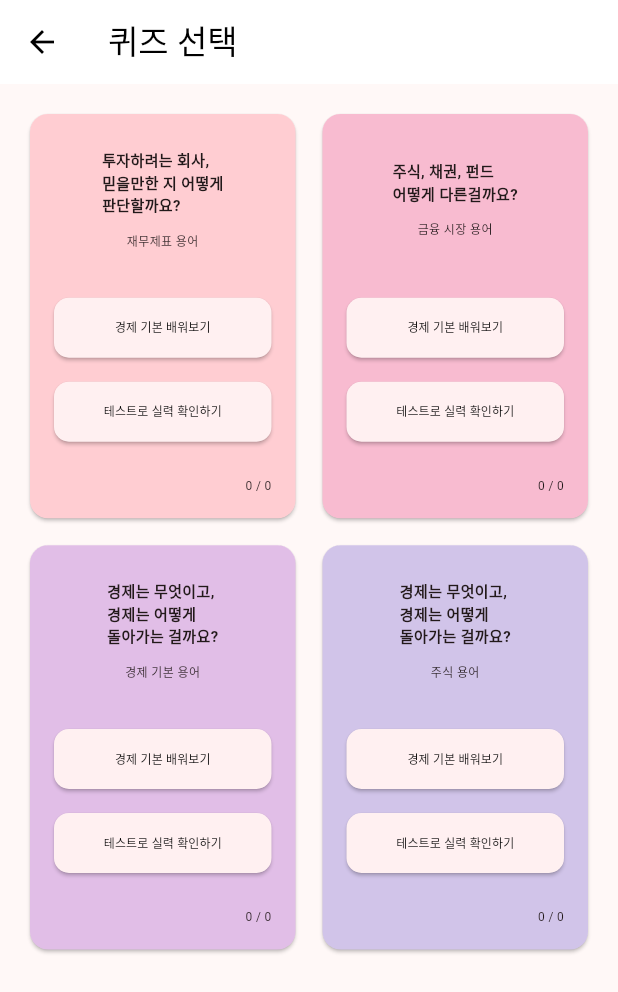
After one commit to E2I-MOTU/MOTU, a Flutter app: the HomePage screen opened directly, in the side drawer, after a tap on "퀴즈", on a phone screen of 412 x 824 dp. The commit adds this screen. Shown: the top 992 px of the screen. Run offline on Flutter 3.47's test engine with Material 3 defaults, Android fonts, the phone set to English and light mode, and no system bars; our stand-ins replace cloud_firestore, firebase_core; accounts and stored records are empty.

Commit message:
[Feat] #2 퀴즈 기능 구현

```diff
--- a/lib/view/app.dart
+++ b/lib/view/app.dart
@@ -1,4 +1,5 @@
 import 'package:flutter/material.dart';
+import 'quiz.dart';
 
 class HomePage extends StatelessWidget {
   @override
@@ -30,6 +31,16 @@ class HomePage extends StatelessWidget {
               },
             ),
             ListTile(
+              leading: Icon(Icons.quiz),
+              title: Text('퀴즈'),
+              onTap: () {
+                Navigator.push(
+                  context,
+                  MaterialPageRoute(builder: (context) => QuizSelectionScreen()),
+                );
+              },
+            ),
+            ListTile(
               leading: Icon(Icons.settings),
               title: Text('설정'),
               onTap: () {
--- /dev/null
+++ b/lib/view/quiz.dart
@@ -0,0 +1,159 @@
+import 'package:flutter/material.dart';
+import 'package:cloud_firestore/cloud_firestore.dart';
+import 'quizScreen.dart';
+import 'testSkillScreen.dart';
+
+class QuizSelectionScreen extends StatelessWidget {
+  final List<Map<String, String>> quizCollections = [
+    {'id': 'stock_market_terms_quiz', 'title': '투자하려는 회사,\n믿을만한 지 어떻게\n판단할까요?', 'subtitle': '재무제표 용어'},
+    {'id': 'financial_market_terms_quiz', 'title': '주식, 채권, 펀드\n어떻게 다른걸까요?', 'subtitle': '금융 시장 용어'},
+    {'id': 'quiz_question', 'title': '경제는 무엇이고,\n경제는 어떻게\n돌아가는 걸까요?', 'subtitle': '경제 기본 용어'},
+    {'id': 'economics_terms_quiz', 'title': '경제는 무엇이고,\n경제는 어떻게\n돌아가는 걸까요?', 'subtitle': '주식 용어'},
+  ];
+
+  Future<Map<String, dynamic>> getProgress(String collectionName) async {
+    final FirebaseFirestore _firestore = FirebaseFirestore.instance;
+    final totalQuestions = (await _firestore.collection(collectionName).get()).docs.length;
+    final completedQuestions = (await _firestore.collection('user_progress').doc(collectionName).get()).data()?['completed'] ?? 0;
+    return {
+      'total': totalQuestions,
+      'completed': completedQuestions,
+    };
+  }
+
+  @override
+  Widget build(BuildContext context) {
+    return Scaffold(
+      appBar: AppBar(
+        backgroundColor: Colors.white,
+        title: Text(
+          '퀴즈 선택',
+          style: TextStyle(color: Colors.black),
+        ),
+        iconTheme: IconThemeData(color: Colors.black),
+      ),
+      body: Center(
+        child: Padding(
+          padding: const EdgeInsets.all(16.0),
+          child: GridView.builder(
+            gridDelegate: SliverGridDelegateWithFixedCrossAxisCount(
+              crossAxisCount: 2,
+              mainAxisSpacing: 10.0,
+              crossAxisSpacing: 10.0,
+              childAspectRatio: 2 / 3,
+            ),
+            itemCount: quizCollections.length,
+            itemBuilder: (context, index) {
+              final quiz = quizCollections[index];
+              return FutureBuilder(
+                future: getProgress(quiz['id']!),
+                builder: (context, snapshot) {
+                  if (snapshot.connectionState == ConnectionState.waiting) {
+                    return Center(child: CircularProgressIndicator());
+                  }
+
+                  final progress = snapshot.data as Map<String, dynamic>? ?? {'total': 0, 'completed': 0};
+
+                  return Card(
+                    color: Colors.primaries[index % Colors.primaries.length][100],
+                    child: Column(
+                      children: [
+                        Expanded(
+                          child: Padding(
+                            padding: const EdgeInsets.all(16.0),
+                            child: Column(
+                              mainAxisAlignment: MainAxisAlignment.center,
+                              children: [
+                                Text(
+                                  quiz['title']!,
+                                  style: TextStyle(fontSize: 10, fontWeight: FontWeight.bold),
+                                  textAlign: TextAlign.left,
+                                ),
+                                SizedBox(height: 10),
+                                Text(
+                                  quiz['subtitle']!,
+                                  style: TextStyle(fontSize: 8, fontWeight: FontWeight.normal),
+                                  textAlign: TextAlign.center,
+                                ),
+                              ],
+                            ),
+                          ),
+                        ),
+                        Padding(
+                          padding: const EdgeInsets.symmetric(horizontal: 16.0, vertical: 4.0),
+                          child: SizedBox(
+                            width: double.infinity,
+                            child: ElevatedButton(
+                              onPressed: () {
+                                Navigator.push(
+                                  context,
+                                  MaterialPageRoute(
+                                    builder: (context) => QuizScreen(collectionName: quiz['id']!),
+                                  ),
+                                );
+                              },
+                              style: ElevatedButton.styleFrom(
+                                shape: RoundedRectangleBorder(
+                                  borderRadius: BorderRadius.circular(10),
+                                ),
+                              ),
+                              child: Text(
+                                '경제 기본 배워보기',
+                                style: TextStyle(
+                                  color: Colors.black,
+                                  fontSize: 8,
+                                ),
+                              ),
+                            ),
+                          ),
+                        ),
+                        Padding(
+                          padding: const EdgeInsets.symmetric(horizontal: 16.0, vertical: 4.0),
+                          child: SizedBox(
+                            width: double.infinity,
+                            child: ElevatedButton(
+                              onPressed: () {
+                                Navigator.push(
+                                  context,
+                                  MaterialPageRoute(
+                                    builder: (context) => TestSkillScreen(collectionName: quiz['id']!),
+                                  ),
+                                );
+                              },
+                              style: ElevatedButton.styleFrom(
+                                shape: RoundedRectangleBorder(
+                                  borderRadius: BorderRadius.circular(10),
+                                ),
+                              ),
+                              child: Text(
+                                '테스트로 실력 확인하기',
+                                style: TextStyle(
+                                  color: Colors.black,
+                                  fontSize: 8,
+                                ),
+                              ),
+                            ),
+                          ),
+                        ),
+                        Padding(
+                          padding: const EdgeInsets.all(16.0),
+                          child: Align(
+                            alignment: Alignment.bottomRight,
+                            child: Text(
+                              '${progress['completed']} / ${progress['total']}',
+                              style: TextStyle(fontSize: 8, fontWeight: FontWeight.normal),
+                            ),
+                          ),
+                        ),
+                      ],
+                    ),
+                  );
+                },
+              );
+            },
+          ),
+        ),
+      ),
+    );
+  }
+}
--- a/pubspec.yaml
+++ b/pubspec.yaml
@@ -36,6 +36,8 @@ dependencies:
   # Use with the CupertinoIcons class for iOS style icons.
   cupertino_icons: ^1.0.6
   firebase_core: ^3.1.1
+  cloud_firestore: ^5.1.0
+  http: ^1.2.1
   provider: ^6.1.2
 
 dev_dependencies:
```
Also changed, not shown: lib/view/quizScreen.dart (added, +200 -0 lines), lib/view/testSkillScreen.dart (added, +129 -0 lines), pubspec.lock.
